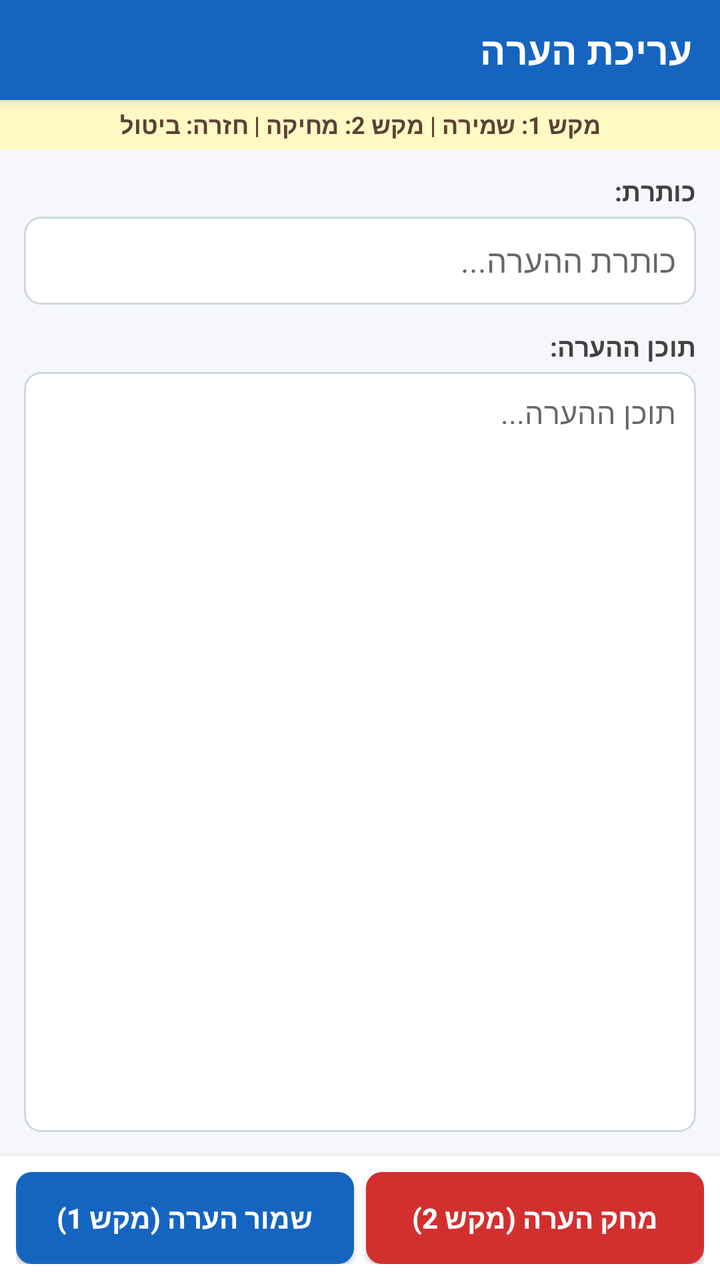
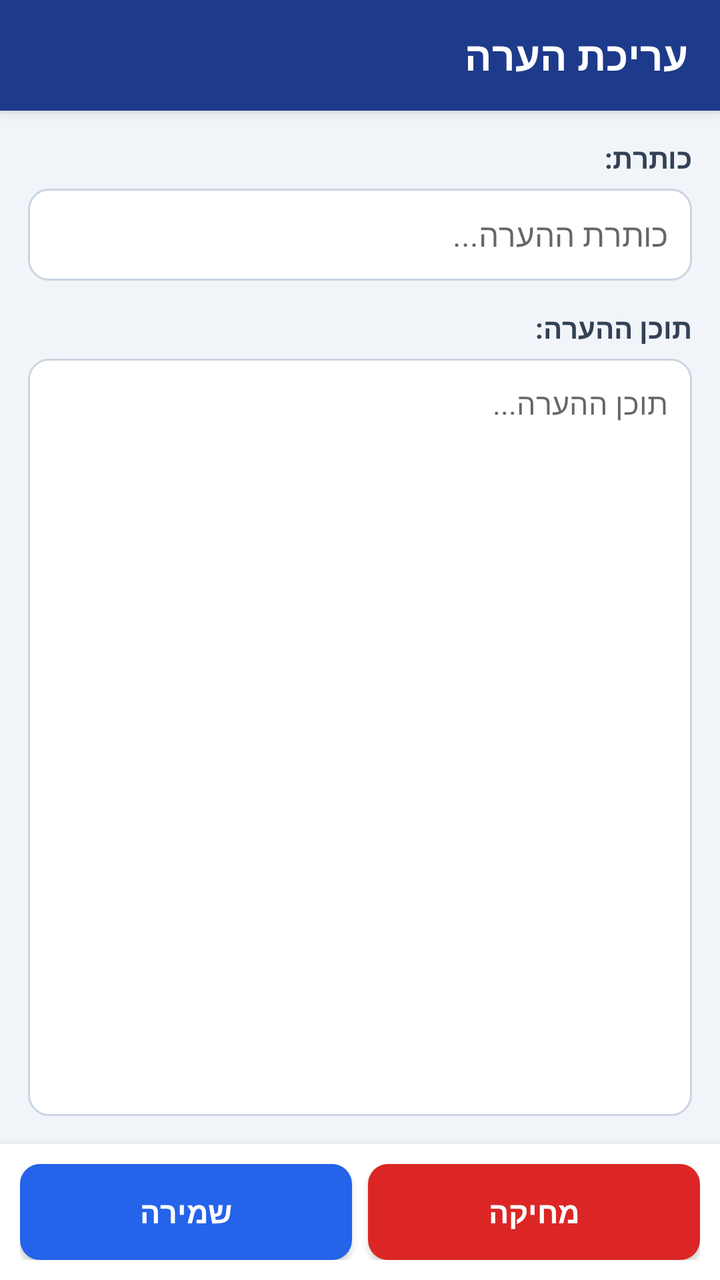

Compare the two renders of this Android layout. The source of the first and the diff that turns it into the second are given below.
<!-- AndroidManifest.xml: application theme android:Theme.Material.Light.NoActionBar -->
<!-- res/layout/activity_note_edit.xml -->
<?xml version="1.0" encoding="utf-8"?>
<LinearLayout xmlns:android="http://schemas.android.com/apk/res/android"
    android:layout_width="match_parent"
    android:layout_height="match_parent"
    android:background="#F5F7FA"
    android:orientation="vertical">

    
    <LinearLayout
        android:layout_width="match_parent"
        android:layout_height="wrap_content"
        android:background="#1565C0"
        android:elevation="4dp"
        android:gravity="center_vertical"
        android:orientation="horizontal"
        android:paddingBottom="12dp"
        android:paddingLeft="14dp"
        android:paddingRight="14dp"
        android:paddingTop="12dp">

        <TextView
            android:id="@+id/tv_header_title"
            android:layout_width="0dp"
            android:layout_height="wrap_content"
            android:layout_weight="1"
            android:text="@string/edit_note_title"
            android:textColor="#FFFFFF"
            android:textSize="19sp"
            android:textStyle="bold" />

        <TextView
            android:id="@+id/tv_edit_date"
            android:layout_width="wrap_content"
            android:layout_height="wrap_content"
            android:textColor="#BBDEFB"
            android:textSize="12sp" />
    </LinearLayout>

    
    <TextView
        android:layout_width="match_parent"
        android:layout_height="wrap_content"
        android:background="#FFF9C4"
        android:gravity="center"
        android:paddingBottom="4dp"
        android:paddingLeft="8dp"
        android:paddingRight="8dp"
        android:paddingTop="4dp"
        android:text="מקש 1: שמירה | מקש 2: מחיקה | חזרה: ביטול"
        android:textColor="#5D4037"
        android:textSize="12sp"
        android:textStyle="bold" />

    
    <ScrollView
        android:layout_width="match_parent"
        android:layout_height="0dp"
        android:layout_weight="1"
        android:fillViewport="true"
        android:padding="12dp">

        <LinearLayout
            android:layout_width="match_parent"
            android:layout_height="wrap_content"
            android:orientation="vertical">

            <TextView
                android:layout_width="match_parent"
                android:layout_height="wrap_content"
                android:gravity="right"
                android:text="כותרת:"
                android:textColor="#424242"
                android:textSize="13sp"
                android:textStyle="bold" />

            <EditText
                android:id="@+id/et_note_title"
                android:layout_width="match_parent"
                android:layout_height="44dp"
                android:layout_marginBottom="12dp"
                android:layout_marginTop="4dp"
                android:background="@drawable/edit_box_bg"
                android:focusable="true"
                android:focusableInTouchMode="true"
                android:gravity="center_vertical|right"
                android:hint="@string/note_title_hint"
                android:imeOptions="actionNext"
                android:inputType="textCapSentences"
                android:maxLines="1"
                android:paddingLeft="10dp"
                android:paddingRight="10dp"
                android:textColor="#212121"
                android:textSize="16sp" />

            <TextView
                android:layout_width="match_parent"
                android:layout_height="wrap_content"
                android:gravity="right"
                android:text="תוכן ההערה:"
                android:textColor="#424242"
                android:textSize="13sp"
                android:textStyle="bold" />

            <EditText
                android:id="@+id/et_note_content"
                android:layout_width="match_parent"
                android:layout_height="0dp"
                android:layout_marginTop="4dp"
                android:layout_weight="1"
                android:background="@drawable/edit_box_bg"
                android:focusable="true"
                android:focusableInTouchMode="true"
                android:gravity="top|right"
                android:hint="@string/note_content_hint"
                android:inputType="textMultiLine"
                android:minLines="8"
                android:padding="10dp"
                android:textColor="#212121"
                android:textSize="15sp" />
        </LinearLayout>
    </ScrollView>

    
    <LinearLayout
        android:layout_width="match_parent"
        android:layout_height="wrap_content"
        android:background="#FFFFFF"
        android:elevation="6dp"
        android:orientation="horizontal"
        android:padding="8dp">

        <Button
            android:id="@+id/btn_save"
            android:layout_width="0dp"
            android:layout_height="46dp"
            android:layout_marginRight="6dp"
            android:layout_weight="1"
            android:background="@drawable/btn_primary_bg"
            android:focusable="true"
            android:focusableInTouchMode="true"
            android:text="@string/save_note"
            android:textColor="#FFFFFF"
            android:textSize="14sp"
            android:textStyle="bold" />

        <Button
            android:id="@+id/btn_delete"
            android:layout_width="0dp"
            android:layout_height="46dp"
            android:layout_weight="1"
            android:background="@drawable/btn_danger_bg"
            android:focusable="true"
            android:focusableInTouchMode="true"
            android:text="@string/delete_note"
            android:textColor="#FFFFFF"
            android:textSize="14sp"
            android:textStyle="bold" />
    </LinearLayout>

</LinearLayout>
<!-- resources referenced by this layout -->
<resources>
  <!-- drawable btn_danger_bg (drawable) -->
  <?xml version="1.0" encoding="utf-8"?>
  <selector xmlns:android="http://schemas.android.com/apk/res/android">
      <item android:state_focused="true">
          <shape android:shape="rectangle">
              <corners android:radius="8dp" />
              <solid android:color="#B71C1C" />
              <stroke android:width="3dp" android:color="#FFCDD2" />
          </shape>
      </item>
      <item android:state_pressed="true">
          <shape android:shape="rectangle">
              <corners android:radius="8dp" />
              <solid android:color="#B71C1C" />
          </shape>
      </item>
      <item>
          <shape android:shape="rectangle">
              <corners android:radius="8dp" />
              <solid android:color="#D32F2F" />
          </shape>
      </item>
  </selector>
  <!-- drawable btn_primary_bg (drawable) -->
  <?xml version="1.0" encoding="utf-8"?>
  <selector xmlns:android="http://schemas.android.com/apk/res/android">
      <item android:state_focused="true" android:state_pressed="true">
          <shape android:shape="rectangle">
              <corners android:radius="8dp" />
              <solid android:color="#E65100" />
              <stroke android:width="3dp" android:color="#FFD54F" />
          </shape>
      </item>
      <item android:state_focused="true">
          <shape android:shape="rectangle">
              <corners android:radius="8dp" />
              <solid android:color="#FF6F00" />
              <stroke android:width="3dp" android:color="#FFE082" />
          </shape>
      </item>
      <item android:state_pressed="true">
          <shape android:shape="rectangle">
              <corners android:radius="8dp" />
              <solid android:color="#0D47A1" />
          </shape>
      </item>
      <item>
          <shape android:shape="rectangle">
              <corners android:radius="8dp" />
              <solid android:color="#1565C0" />
          </shape>
      </item>
  </selector>
  <!-- drawable edit_box_bg (drawable) -->
  <?xml version="1.0" encoding="utf-8"?>
  <selector xmlns:android="http://schemas.android.com/apk/res/android">
      <item android:state_focused="true">
          <shape android:shape="rectangle">
              <corners android:radius="8dp" />
              <solid android:color="#FFFFFF" />
              <stroke android:width="3dp" android:color="#FF8F00" />
          </shape>
      </item>
      <item>
          <shape android:shape="rectangle">
              <corners android:radius="8dp" />
              <solid android:color="#FFFFFF" />
              <stroke android:width="1dp" android:color="#CFD8DC" />
          </shape>
      </item>
  </selector>
  <string name="delete_note">מחק הערה (מקש 2)</string>
  <string name="edit_note_title">עריכת הערה</string>
  <string name="note_content_hint">תוכן ההערה...</string>
  <string name="note_title_hint">כותרת ההערה...</string>
  <string name="save_note">שמור הערה (מקש 1)</string>
</resources>

<!-- the commit's change to res/layout/activity_note_edit.xml (unified diff, before → after) -->
@@ -2,21 +2,21 @@
 <LinearLayout xmlns:android="http://schemas.android.com/apk/res/android"
     android:layout_width="match_parent"
     android:layout_height="match_parent"
-    android:background="#F5F7FA"
+    android:background="#F1F5F9"
     android:orientation="vertical">
 
     
     <LinearLayout
         android:layout_width="match_parent"
         android:layout_height="wrap_content"
-        android:background="#1565C0"
+        android:background="#1E3A8A"
         android:elevation="4dp"
         android:gravity="center_vertical"
         android:orientation="horizontal"
-        android:paddingBottom="12dp"
-        android:paddingLeft="14dp"
-        android:paddingRight="14dp"
-        android:paddingTop="12dp">
+        android:paddingBottom="14dp"
+        android:paddingLeft="16dp"
+        android:paddingRight="16dp"
+        android:paddingTop="14dp">
 
         <TextView
             android:id="@+id/tv_header_title"
@@ -25,31 +25,16 @@
             android:layout_weight="1"
             android:text="@string/edit_note_title"
             android:textColor="#FFFFFF"
-            android:textSize="19sp"
+            android:textSize="20sp"
             android:textStyle="bold" />
 
         <TextView
             android:id="@+id/tv_edit_date"
             android:layout_width="wrap_content"
             android:layout_height="wrap_content"
-            android:textColor="#BBDEFB"
+            android:textColor="#BFDBFE"
             android:textSize="12sp" />
     </LinearLayout>
-
-    
-    <TextView
-        android:layout_width="match_parent"
-        android:layout_height="wrap_content"
-        android:background="#FFF9C4"
-        android:gravity="center"
-        android:paddingBottom="4dp"
-        android:paddingLeft="8dp"
-        android:paddingRight="8dp"
-        android:paddingTop="4dp"
-        android:text="מקש 1: שמירה | מקש 2: מחיקה | חזרה: ביטול"
-        android:textColor="#5D4037"
-        android:textSize="12sp"
-        android:textStyle="bold" />
 
     
     <ScrollView
@@ -57,7 +42,7 @@
         android:layout_height="0dp"
         android:layout_weight="1"
         android:fillViewport="true"
-        android:padding="12dp">
+        android:padding="14dp">
 
         <LinearLayout
             android:layout_width="match_parent"
@@ -68,17 +53,17 @@
                 android:layout_width="match_parent"
                 android:layout_height="wrap_content"
                 android:gravity="right"
-                android:text="כותרת:"
-                android:textColor="#424242"
-                android:textSize="13sp"
+                android:text="@string/title_label"
+                android:textColor="#334155"
+                android:textSize="14sp"
                 android:textStyle="bold" />
 
             <EditText
                 android:id="@+id/et_note_title"
                 android:layout_width="match_parent"
-                android:layout_height="44dp"
-                android:layout_marginBottom="12dp"
-                android:layout_marginTop="4dp"
+                android:layout_height="46dp"
+                android:layout_marginBottom="14dp"
+                android:layout_marginTop="6dp"
                 android:background="@drawable/edit_box_bg"
                 android:focusable="true"
                 android:focusableInTouchMode="true"
@@ -87,25 +72,25 @@
                 android:imeOptions="actionNext"
                 android:inputType="textCapSentences"
                 android:maxLines="1"
-                android:paddingLeft="10dp"
-                android:paddingRight="10dp"
-                android:textColor="#212121"
+                android:paddingLeft="12dp"
+                android:paddingRight="12dp"
+                android:textColor="#0F172A"
                 android:textSize="16sp" />
 
             <TextView
                 android:layout_width="match_parent"
                 android:layout_height="wrap_content"
                 android:gravity="right"
-                android:text="תוכן ההערה:"
-                android:textColor="#424242"
-                android:textSize="13sp"
+                android:text="@string/content_label"
+                android:textColor="#334155"
+                android:textSize="14sp"
                 android:textStyle="bold" />
 
             <EditText
                 android:id="@+id/et_note_content"
                 android:layout_width="match_parent"
                 android:layout_height="0dp"
-                android:layout_marginTop="4dp"
+                android:layout_marginTop="6dp"
                 android:layout_weight="1"
                 android:background="@drawable/edit_box_bg"
                 android:focusable="true"
@@ -114,8 +99,8 @@
                 android:hint="@string/note_content_hint"
                 android:inputType="textMultiLine"
                 android:minLines="8"
-                android:padding="10dp"
-                android:textColor="#212121"
+                android:padding="12dp"
+                android:textColor="#0F172A"
                 android:textSize="15sp" />
         </LinearLayout>
     </ScrollView>
@@ -127,33 +112,33 @@
         android:background="#FFFFFF"
         android:elevation="6dp"
         android:orientation="horizontal"
-        android:padding="8dp">
+        android:padding="10dp">
 
         <Button
             android:id="@+id/btn_save"
             android:layout_width="0dp"
-            android:layout_height="46dp"
-            android:layout_marginRight="6dp"
+            android:layout_height="48dp"
+            android:layout_marginRight="8dp"
             android:layout_weight="1"
             android:background="@drawable/btn_primary_bg"
             android:focusable="true"
             android:focusableInTouchMode="true"
             android:text="@string/save_note"
             android:textColor="#FFFFFF"
-            android:textSize="14sp"
+            android:textSize="15sp"
             android:textStyle="bold" />
 
         <Button
             android:id="@+id/btn_delete"
             android:layout_width="0dp"
-            android:layout_height="46dp"
+            android:layout_height="48dp"
             android:layout_weight="1"
             android:background="@drawable/btn_danger_bg"
             android:focusable="true"
             android:focusableInTouchMode="true"
             android:text="@string/delete_note"
             android:textColor="#FFFFFF"
-            android:textSize="14sp"
+            android:textSize="15sp"
             android:textStyle="bold" />
     </LinearLayout>
 
<!-- resource entries referenced after the edit -->
@@ -5,21 +5,21 @@
   <selector xmlns:android="http://schemas.android.com/apk/res/android">
       <item android:state_focused="true">
           <shape android:shape="rectangle">
-              <corners android:radius="8dp" />
-              <solid android:color="#B71C1C" />
-              <stroke android:width="3dp" android:color="#FFCDD2" />
+              <corners android:radius="10dp" />
+              <solid android:color="#B91C1C" />
+              <stroke android:width="2.5dp" android:color="#FECACA" />
           </shape>
       </item>
       <item android:state_pressed="true">
           <shape android:shape="rectangle">
-              <corners android:radius="8dp" />
-              <solid android:color="#B71C1C" />
+              <corners android:radius="10dp" />
+              <solid android:color="#991B1B" />
           </shape>
       </item>
       <item>
           <shape android:shape="rectangle">
-              <corners android:radius="8dp" />
-              <solid android:color="#D32F2F" />
+              <corners android:radius="10dp" />
+              <solid android:color="#DC2626" />
           </shape>
       </item>
   </selector>
@@ -28,28 +28,28 @@
   <selector xmlns:android="http://schemas.android.com/apk/res/android">
       <item android:state_focused="true" android:state_pressed="true">
           <shape android:shape="rectangle">
-              <corners android:radius="8dp" />
-              <solid android:color="#E65100" />
-              <stroke android:width="3dp" android:color="#FFD54F" />
+              <corners android:radius="10dp" />
+              <solid android:color="#1E3A8A" />
+              <stroke android:width="2dp" android:color="#93C5FD" />
           </shape>
       </item>
       <item android:state_focused="true">
           <shape android:shape="rectangle">
-              <corners android:radius="8dp" />
-              <solid android:color="#FF6F00" />
-              <stroke android:width="3dp" android:color="#FFE082" />
+              <corners android:radius="10dp" />
+              <solid android:color="#1D4ED8" />
+              <stroke android:width="2.5dp" android:color="#93C5FD" />
           </shape>
       </item>
       <item android:state_pressed="true">
           <shape android:shape="rectangle">
-              <corners android:radius="8dp" />
-              <solid android:color="#0D47A1" />
+              <corners android:radius="10dp" />
+              <solid android:color="#1E40AF" />
           </shape>
       </item>
       <item>
           <shape android:shape="rectangle">
-              <corners android:radius="8dp" />
-              <solid android:color="#1565C0" />
+              <corners android:radius="10dp" />
+              <solid android:color="#2563EB" />
           </shape>
       </item>
   </selector>
@@ -58,23 +58,25 @@
   <selector xmlns:android="http://schemas.android.com/apk/res/android">
       <item android:state_focused="true">
           <shape android:shape="rectangle">
-              <corners android:radius="8dp" />
+              <corners android:radius="10dp" />
               <solid android:color="#FFFFFF" />
-              <stroke android:width="3dp" android:color="#FF8F00" />
+              <stroke android:width="2dp" android:color="#2563EB" />
           </shape>
       </item>
       <item>
           <shape android:shape="rectangle">
-              <corners android:radius="8dp" />
+              <corners android:radius="10dp" />
               <solid android:color="#FFFFFF" />
-              <stroke android:width="1dp" android:color="#CFD8DC" />
+              <stroke android:width="1dp" android:color="#CBD5E1" />
           </shape>
       </item>
   </selector>
-  <string name="delete_note">מחק הערה (מקש 2)</string>
+  <string name="content_label">תוכן ההערה:</string>
+  <string name="delete_note">מחיקה</string>
   <string name="edit_note_title">עריכת הערה</string>
   <string name="note_content_hint">תוכן ההערה...</string>
   <string name="note_title_hint">כותרת ההערה...</string>
-  <string name="save_note">שמור הערה (מקש 1)</string>
+  <string name="save_note">שמירה</string>
+  <string name="title_label">כותרת:</string>
 </resources>
 
